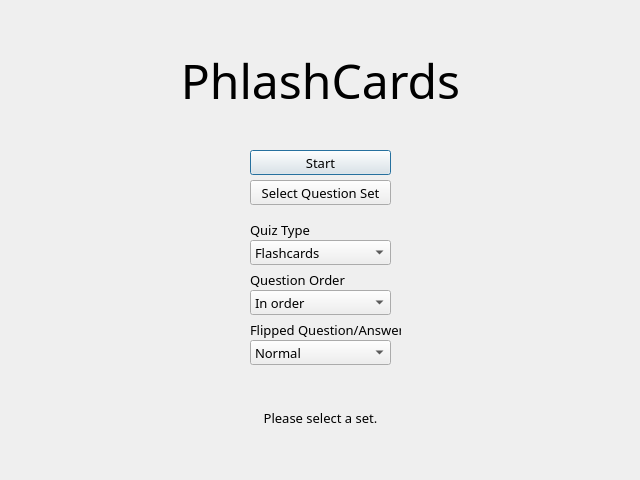
First picture: the form in assets/qt/ui/home.ui, repository philoxy/PhlashCards, before the edit.
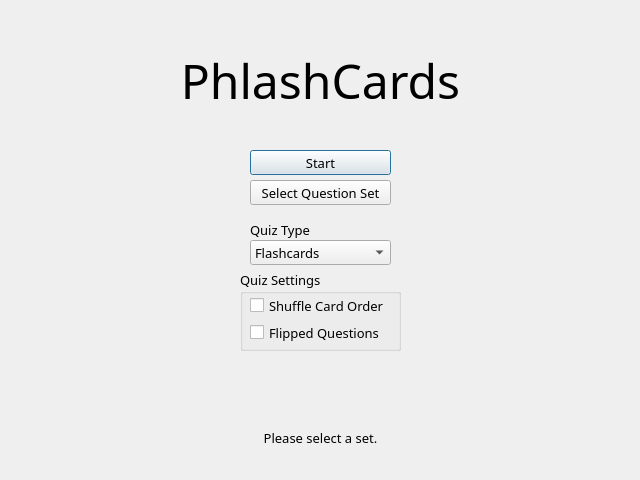
Second picture: the form after the edit.

Commit message: added the ability to edit items in a question set (there are some bugs though)

```diff
--- a/assets/qt/ui/home.ui
+++ b/assets/qt/ui/home.ui
@@ -115,7 +115,7 @@
    <property name="geometry">
     <rect>
      <x>240</x>
-     <y>410</y>
+     <y>430</y>
      <width>161</width>
      <height>16</height>
     </rect>
@@ -133,46 +133,6 @@
     <set>Qt::AlignmentFlag::AlignCenter</set>
    </property>
   </widget>
-  <widget class="QComboBox" name="dropdown_shuffle">
-   <property name="geometry">
-    <rect>
-     <x>250</x>
-     <y>290</y>
-     <width>141</width>
-     <height>25</height>
-    </rect>
-   </property>
-   <item>
-    <property name="text">
-     <string>In order</string>
-    </property>
-   </item>
-   <item>
-    <property name="text">
-     <string>Shuffle</string>
-    </property>
-   </item>
-  </widget>
-  <widget class="QComboBox" name="dropdown_reverse">
-   <property name="geometry">
-    <rect>
-     <x>250</x>
-     <y>340</y>
-     <width>141</width>
-     <height>25</height>
-    </rect>
-   </property>
-   <item>
-    <property name="text">
-     <string>Normal</string>
-    </property>
-   </item>
-   <item>
-    <property name="text">
-     <string>Reversed</string>
-    </property>
-   </item>
-  </widget>
   <widget class="QLabel" name="label_type">
    <property name="geometry">
     <rect>
@@ -186,31 +146,44 @@
     <string>Quiz Type</string>
    </property>
   </widget>
-  <widget class="QLabel" name="label_shuffle">
+  <widget class="QGroupBox" name="groupBox">
    <property name="geometry">
     <rect>
-     <x>250</x>
+     <x>240</x>
      <y>270</y>
-     <width>141</width>
-     <height>20</height>
+     <width>161</width>
+     <height>81</height>
     </rect>
    </property>
-   <property name="text">
-    <string>Question Order</string>
+   <property name="title">
+    <string>Quiz Settings</string>
    </property>
-  </widget>
-  <widget class="QLabel" name="label_reverse">
-   <property name="geometry">
-    <rect>
-     <x>250</x>
-     <y>320</y>
-     <width>151</width>
-     <height>20</height>
-    </rect>
-   </property>
-   <property name="text">
-    <string>Flipped Question/Answer</string>
-   </property>
+   <widget class="QCheckBox" name="check_shuffle">
+    <property name="geometry">
+     <rect>
+      <x>10</x>
+      <y>25</y>
+      <width>141</width>
+      <height>21</height>
+     </rect>
+    </property>
+    <property name="text">
+     <string>Shuffle Card Order</string>
+    </property>
+   </widget>
+   <widget class="QCheckBox" name="check_flip">
+    <property name="geometry">
+     <rect>
+      <x>10</x>
+      <y>52</y>
+      <width>141</width>
+      <height>21</height>
+     </rect>
+    </property>
+    <property name="text">
+     <string>Flipped Questions</string>
+    </property>
+   </widget>
   </widget>
  </widget>
  <resources/>
```
The commit also changes 15 other files.
